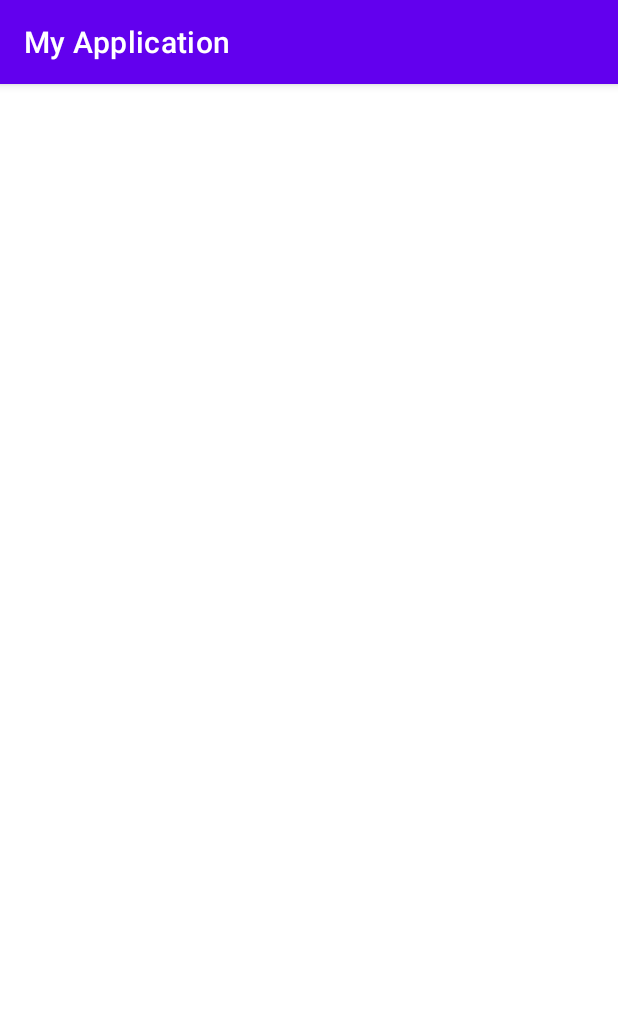
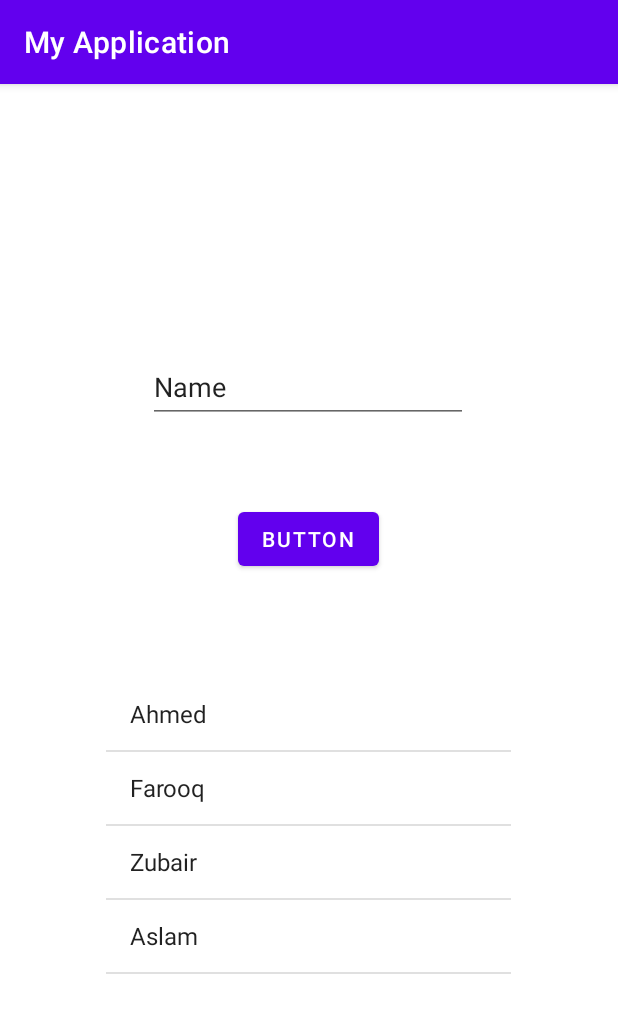
Before and after one commit to HaiderAlvi9/ListView, an Android app: the screen it shows after launch (MainActivity), on a phone screen of 412 x 824 dp. Shown: the top 1013 px of the screen. Run offline under Robolectric (Android 15) with nearby library versions, the phone set to English and light mode, and no system bars.

Commit message:
adding name on buttonClick

```diff
--- a/app/src/main/java/com/example/myapplication/MainActivity.java
+++ b/app/src/main/java/com/example/myapplication/MainActivity.java
@@ -11,8 +11,12 @@ import android.widget.Button;
 import java.util.ArrayList;
 
 
+
+
 public class MainActivity extends AppCompatActivity {
-
+    ListView listview;
+    TextView textView;
+    EditText editText;
  Button btn;
     @Override
     protected void onCreate(Bundle savedInstanceState) {
@@ -29,5 +33,19 @@ public class MainActivity extends AppCompatActivity {
         listview.setAdapter(arrayAdapter);
 
 
+
+        editText=findViewById(R.id.editPersonName);
+        btn=findViewById(R.id.button);
+
+        btn.setOnClickListener(new View.OnClickListener() {
+            @Override
+            public void onClick(View view) {
+                String name=editText.getText().toString();
+                students.add(name);
+                arrayAdapter.notifyDataSetChanged();
+            }
+        });
+
+
     }
 }
--- a/app/src/main/res/layout/activity_main.xml
+++ b/app/src/main/res/layout/activity_main.xml
@@ -21,7 +21,32 @@
         app:layout_constraintTop_toTopOf="parent"
         app:layout_constraintVertical_bias="1.0"
         tools:ignore="InvalidId" />
+    <Button
+        android:id="@+id/button"
+        android:layout_width="wrap_content"
+        android:layout_height="wrap_content"
+        android:text="@string/button"
+        app:layout_constraintBottom_toTopOf="@+id/myList"
+        app:layout_constraintEnd_toEndOf="parent"
+        app:layout_constraintHorizontal_bias="0.498"
+        app:layout_constraintStart_toStartOf="parent"
+        app:layout_constraintTop_toTopOf="parent"
+        app:layout_constraintVertical_bias="0.803" />
 
+    <EditText
+        android:id="@+id/editPersonName"
+        android:layout_width="wrap_content"
+        android:layout_height="wrap_content"
+        android:ems="10"
+        android:inputType="textPersonName"
+        android:minHeight="48dp"
+        android:text="@string/name"
+        app:layout_constraintBottom_toTopOf="@+id/button"
+        app:layout_constraintEnd_toEndOf="parent"
+        app:layout_constraintHorizontal_bias="0.497"
+        app:layout_constraintStart_toStartOf="parent"
+        app:layout_constraintTop_toTopOf="parent"
+        app:layout_constraintVertical_bias="0.77" />
 
 
 </androidx.constraintlayout.widget.ConstraintLayout>
```
